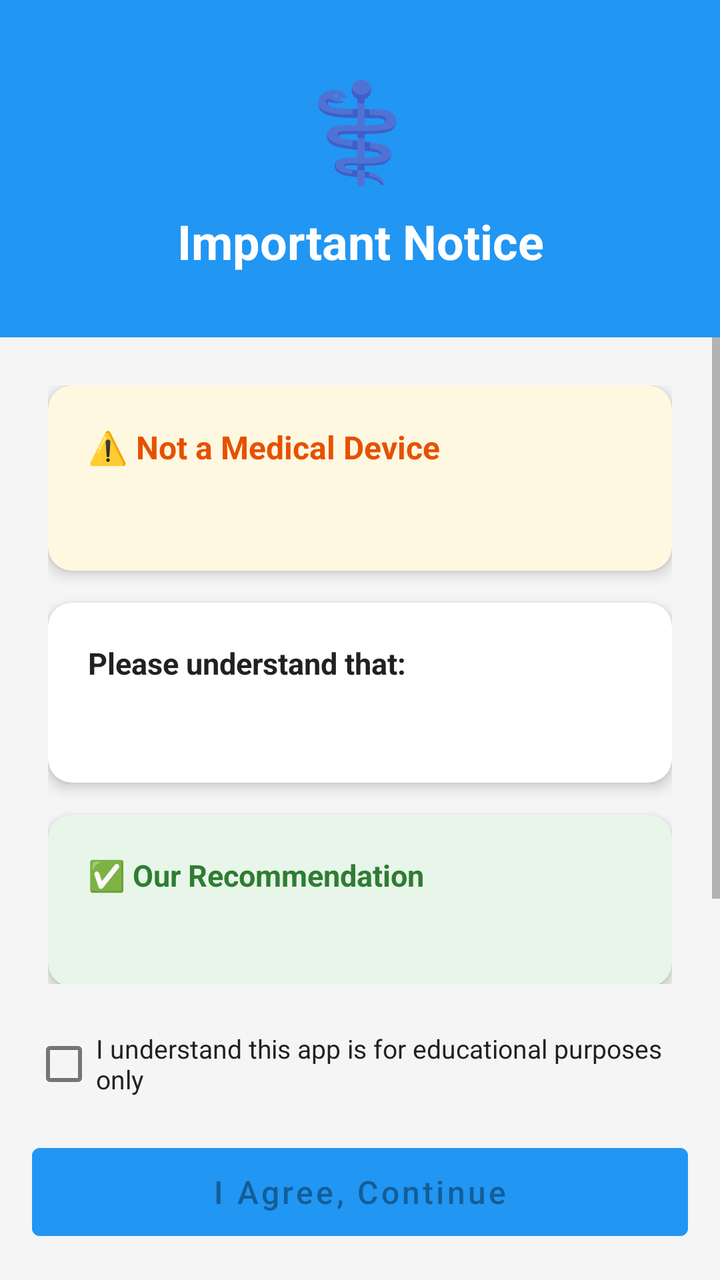
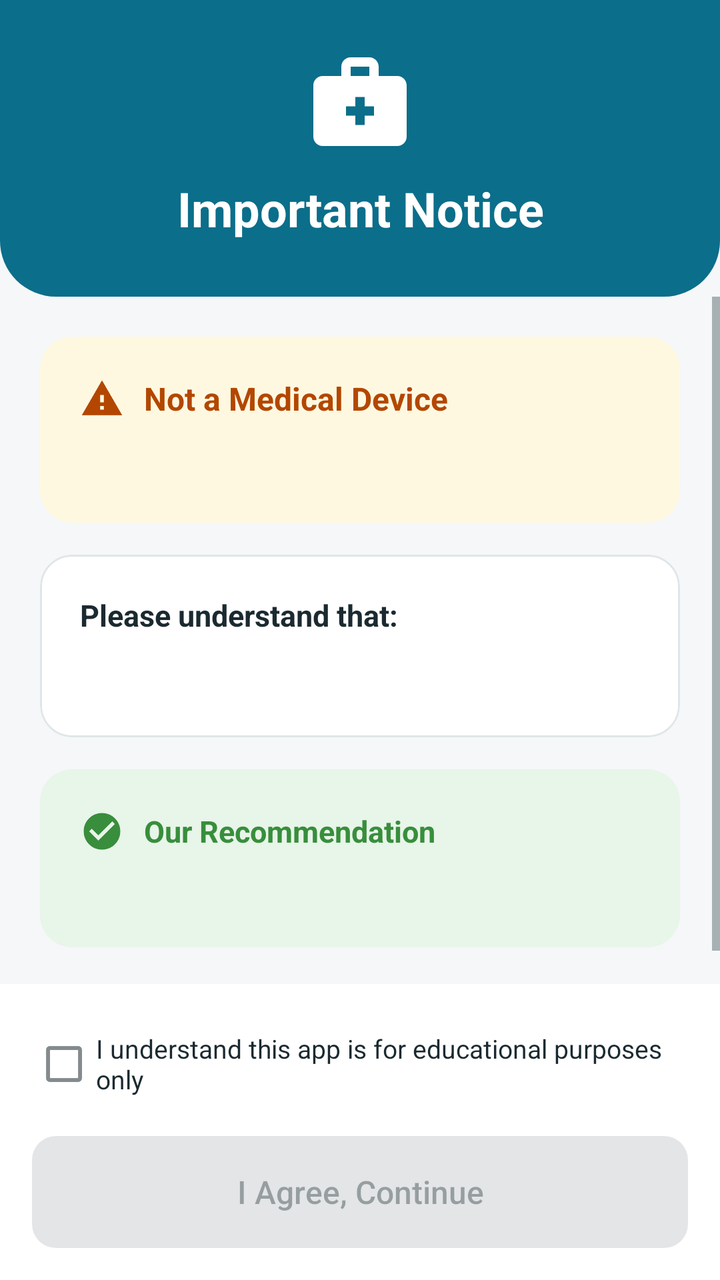

Compare the two renders of this Android layout. The source of the first and the diff that turns it into the second are given below.
<!-- AndroidManifest.xml: application theme Theme.DentalScanAI -->
<!-- res/layout/activity_disclaimer.xml -->
<?xml version="1.0" encoding="utf-8"?>
<LinearLayout
    xmlns:android="http://schemas.android.com/apk/res/android"
    android:layout_width="match_parent"
    android:layout_height="match_parent"
    android:orientation="vertical"
    android:background="@color/background_light">

    
    <LinearLayout
        android:layout_width="match_parent"
        android:layout_height="wrap_content"
        android:orientation="vertical"
        android:gravity="center"
        android:padding="32dp"
        android:background="@color/primary">

        <TextView
            android:layout_width="wrap_content"
            android:layout_height="wrap_content"
            android:text="⚕️"
            android:textSize="48sp"
            android:layout_marginBottom="8dp"/>

        <TextView
            android:id="@+id/disclaimerTitle"
            android:layout_width="wrap_content"
            android:layout_height="wrap_content"
            android:text="Important Notice"
            android:textSize="24sp"
            android:textStyle="bold"
            android:textColor="@color/white"
            android:gravity="center"/>

    </LinearLayout>

    
    <ScrollView
        android:layout_width="match_parent"
        android:layout_height="0dp"
        android:layout_weight="1">

        <LinearLayout
            android:layout_width="match_parent"
            android:layout_height="wrap_content"
            android:orientation="vertical"
            android:padding="24dp">

            
            <androidx.cardview.widget.CardView
                xmlns:app="http://schemas.android.com/apk/res-auto"
                android:layout_width="match_parent"
                android:layout_height="wrap_content"
                android:layout_marginBottom="16dp"
                app:cardCornerRadius="12dp"
                app:cardElevation="4dp"
                app:cardBackgroundColor="#FFF8E1">

                <LinearLayout
                    android:layout_width="match_parent"
                    android:layout_height="wrap_content"
                    android:orientation="vertical"
                    android:padding="20dp">

                    <TextView
                        android:layout_width="wrap_content"
                        android:layout_height="wrap_content"
                        android:text="⚠️ Not a Medical Device"
                        android:textSize="16sp"
                        android:textStyle="bold"
                        android:textColor="#E65100"
                        android:layout_marginBottom="12dp"/>

                    <TextView
                        android:id="@+id/disclaimerMainText"
                        android:layout_width="match_parent"
                        android:layout_height="wrap_content"
                        android:textSize="14sp"
                        android:textColor="@color/text_primary"
                        android:lineSpacingExtra="5dp"/>

                </LinearLayout>
            </androidx.cardview.widget.CardView>

            
            <androidx.cardview.widget.CardView
                xmlns:app="http://schemas.android.com/apk/res-auto"
                android:layout_width="match_parent"
                android:layout_height="wrap_content"
                android:layout_marginBottom="16dp"
                app:cardCornerRadius="12dp"
                app:cardElevation="4dp">

                <LinearLayout
                    android:layout_width="match_parent"
                    android:layout_height="wrap_content"
                    android:orientation="vertical"
                    android:padding="20dp">

                    <TextView
                        android:id="@+id/disclaimerPointsTitle"
                        android:layout_width="wrap_content"
                        android:layout_height="wrap_content"
                        android:text="Please understand that:"
                        android:textSize="15sp"
                        android:textStyle="bold"
                        android:textColor="@color/text_primary"
                        android:layout_marginBottom="12dp"/>

                    <TextView
                        android:id="@+id/disclaimerPoints"
                        android:layout_width="match_parent"
                        android:layout_height="wrap_content"
                        android:textSize="13sp"
                        android:textColor="@color/text_primary"
                        android:lineSpacingExtra="6dp"/>

                </LinearLayout>
            </androidx.cardview.widget.CardView>

            
            <androidx.cardview.widget.CardView
                xmlns:app="http://schemas.android.com/apk/res-auto"
                android:layout_width="match_parent"
                android:layout_height="wrap_content"
                android:layout_marginBottom="24dp"
                app:cardCornerRadius="12dp"
                app:cardElevation="4dp"
                app:cardBackgroundColor="#E8F5E9">

                <LinearLayout
                    android:layout_width="match_parent"
                    android:layout_height="wrap_content"
                    android:orientation="vertical"
                    android:padding="20dp">

                    <TextView
                        android:layout_width="wrap_content"
                        android:layout_height="wrap_content"
                        android:text="✅ Our Recommendation"
                        android:textSize="15sp"
                        android:textStyle="bold"
                        android:textColor="#2E7D32"
                        android:layout_marginBottom="8dp"/>

                    <TextView
                        android:id="@+id/disclaimerRecommendation"
                        android:layout_width="match_parent"
                        android:layout_height="wrap_content"
                        android:textSize="13sp"
                        android:textColor="@color/text_primary"
                        android:lineSpacingExtra="5dp"/>

                </LinearLayout>
            </androidx.cardview.widget.CardView>

        </LinearLayout>
    </ScrollView>

    
    <LinearLayout
        android:layout_width="match_parent"
        android:layout_height="wrap_content"
        android:orientation="vertical"
        android:padding="16dp"
        android:background="@color/background_light">

        <CheckBox
            android:id="@+id/checkboxAgree"
            android:layout_width="match_parent"
            android:layout_height="wrap_content"
            android:text="I understand this app is for educational purposes only"
            android:textSize="13sp"
            android:textColor="@color/text_primary"
            android:layout_marginBottom="12dp"/>

        <Button
            android:id="@+id/btnAgree"
            android:layout_width="match_parent"
            android:layout_height="56dp"
            android:text="I Agree, Continue"
            android:textSize="16sp"
            android:textAllCaps="false"
            android:backgroundTint="@color/primary"
            android:enabled="false"/>

    </LinearLayout>

</LinearLayout>
<!-- resources referenced by this layout -->
<resources>
  <color name="background_light">#F5F5F5</color>
  <color name="primary">#2196F3</color>
  <color name="text_primary">#212121</color>
  <style name="Theme.DentalScanAI" parent="Theme.MaterialComponents.DayNight.DarkActionBar">
          <item name="colorPrimary">@color/primary</item>
          <item name="colorPrimaryVariant">@color/primary_dark</item>
          <item name="colorOnPrimary">@color/white</item>
          <item name="colorSecondary">@color/secondary</item>
          <item name="colorOnSecondary">@color/black</item>
          <item name="android:statusBarColor">@color/primary_dark</item>
          <item name="android:windowBackground">@color/background_light</item>
          <item name="android:textColorPrimary">@color/text_primary</item>
          <item name="android:textColorSecondary">@color/text_secondary</item>
          <item name="editTextColor">@color/text_primary</item>
          <item name="android:editTextColor">@color/text_primary</item>
      </style>
  <color name="primary_dark">#1976D2</color>
  <color name="secondary">#00BCD4</color>
  <color name="black">#000000</color>
  <color name="text_secondary">#757575</color>
  <!-- unchanged entries left out for length: 1 -->
</resources>

<!-- the commit's change to res/layout/activity_disclaimer.xml (unified diff, before → after) -->
@@ -1,36 +1,41 @@
 <?xml version="1.0" encoding="utf-8"?>
 <LinearLayout
     xmlns:android="http://schemas.android.com/apk/res/android"
+    xmlns:app="http://schemas.android.com/apk/res-auto"
     android:layout_width="match_parent"
     android:layout_height="match_parent"
-    android:orientation="vertical"
-    android:background="@color/background_light">
+    android:background="@color/background_light"
+    android:orientation="vertical">
 
     
     <LinearLayout
         android:layout_width="match_parent"
         android:layout_height="wrap_content"
+        android:background="@drawable/bg_header"
+        android:gravity="center"
         android:orientation="vertical"
-        android:gravity="center"
-        android:padding="32dp"
-        android:background="@color/primary">
-
-        <TextView
-            android:layout_width="wrap_content"
-            android:layout_height="wrap_content"
-            android:text="⚕️"
-            android:textSize="48sp"
-            android:layout_marginBottom="8dp"/>
+        android:paddingStart="24dp"
+        android:paddingTop="24dp"
+        android:paddingEnd="24dp"
+        android:paddingBottom="28dp">
+
+        <ImageView
+            android:layout_width="56dp"
+            android:layout_height="56dp"
+            android:layout_marginBottom="8dp"
+            android:contentDescription="@null"
+            android:src="@drawable/ic_medical_services"
+            app:tint="@color/white"/>
 
         <TextView
             android:id="@+id/disclaimerTitle"
             android:layout_width="wrap_content"
             android:layout_height="wrap_content"
+            android:gravity="center"
             android:text="Important Notice"
+            android:textColor="@color/white"
             android:textSize="24sp"
-            android:textStyle="bold"
-            android:textColor="@color/white"
-            android:gravity="center"/>
+            android:textStyle="bold"/>
 
     </LinearLayout>
 
@@ -44,17 +49,16 @@
             android:layout_width="match_parent"
             android:layout_height="wrap_content"
             android:orientation="vertical"
-            android:padding="24dp">
+            android:padding="20dp">
 
             
-            <androidx.cardview.widget.CardView
-                xmlns:app="http://schemas.android.com/apk/res-auto"
+            <com.google.android.material.card.MaterialCardView
+                style="@style/Widget.App.Card"
                 android:layout_width="match_parent"
                 android:layout_height="wrap_content"
                 android:layout_marginBottom="16dp"
-                app:cardCornerRadius="12dp"
-                app:cardElevation="4dp"
-                app:cardBackgroundColor="#FFF8E1">
+                app:cardBackgroundColor="@color/notice_bg"
+                app:strokeWidth="0dp">
 
                 <LinearLayout
                     android:layout_width="match_parent"
@@ -62,34 +66,47 @@
                     android:orientation="vertical"
                     android:padding="20dp">
 
-                    <TextView
-                        android:layout_width="wrap_content"
-                        android:layout_height="wrap_content"
-                        android:text="⚠️ Not a Medical Device"
-                        android:textSize="16sp"
-                        android:textStyle="bold"
-                        android:textColor="#E65100"
-                        android:layout_marginBottom="12dp"/>
+                    <LinearLayout
+                        android:layout_width="match_parent"
+                        android:layout_height="wrap_content"
+                        android:layout_marginBottom="12dp"
+                        android:gravity="center_vertical"
+                        android:orientation="horizontal">
+
+                        <ImageView
+                            android:layout_width="22dp"
+                            android:layout_height="22dp"
+                            android:layout_marginEnd="10dp"
+                            android:contentDescription="@null"
+                            android:src="@drawable/ic_warning"
+                            app:tint="@color/notice_fg"/>
+
+                        <TextView
+                            android:layout_width="wrap_content"
+                            android:layout_height="wrap_content"
+                            android:text="Not a Medical Device"
+                            android:textColor="@color/notice_fg"
+                            android:textSize="16sp"
+                            android:textStyle="bold"/>
+
+                    </LinearLayout>
 
                     <TextView
                         android:id="@+id/disclaimerMainText"
                         android:layout_width="match_parent"
                         android:layout_height="wrap_content"
-                        android:textSize="14sp"
-                        android:textColor="@color/text_primary"
+                        android:textAppearance="@style/TextAppearance.App.Body"
                         android:lineSpacingExtra="5dp"/>
 
                 </LinearLayout>
-            </androidx.cardview.widget.CardView>
+            </com.google.android.material.card.MaterialCardView>
 
             
-            <androidx.cardview.widget.CardView
-                xmlns:app="http://schemas.android.com/apk/res-auto"
+            <com.google.android.material.card.MaterialCardView
+                style="@style/Widget.App.Card"
                 android:layout_width="match_parent"
                 android:layout_height="wrap_content"
-                android:layout_marginBottom="16dp"
-                app:cardCornerRadius="12dp"
-                app:cardElevation="4dp">
+                android:layout_marginBottom="16dp">
 
                 <LinearLayout
                     android:layout_width="match_parent"
@@ -101,32 +118,29 @@
                         android:id="@+id/disclaimerPointsTitle"
                         android:layout_width="wrap_content"
                         android:layout_height="wrap_content"
+                        android:layout_marginBottom="12dp"
                         android:text="Please understand that:"
-                        android:textSize="15sp"
-                        android:textStyle="bold"
-                        android:textColor="@color/text_primary"
-                        android:layout_marginBottom="12dp"/>
+                        android:textAppearance="@style/TextAppearance.App.Title"
+                        android:textSize="15sp"/>
 
                     <TextView
                         android:id="@+id/disclaimerPoints"
                         android:layout_width="match_parent"
                         android:layout_height="wrap_content"
-                        android:textSize="13sp"
-                        android:textColor="@color/text_primary"
-                        android:lineSpacingExtra="6dp"/>
+                        android:lineSpacingExtra="6dp"
+                        android:textAppearance="@style/TextAppearance.App.Body"/>
 
                 </LinearLayout>
-            </androidx.cardview.widget.CardView>
+            </com.google.android.material.card.MaterialCardView>
 
             
-            <androidx.cardview.widget.CardView
-                xmlns:app="http://schemas.android.com/apk/res-auto"
+            <com.google.android.material.card.MaterialCardView
+                style="@style/Widget.App.Card"
                 android:layout_width="match_parent"
                 android:layout_height="wrap_content"
-                android:layout_marginBottom="24dp"
-                app:cardCornerRadius="12dp"
-                app:cardElevation="4dp"
-                app:cardBackgroundColor="#E8F5E9">
+                android:layout_marginBottom="16dp"
+                app:cardBackgroundColor="@color/healthy_bg"
+                app:strokeWidth="0dp">
 
                 <LinearLayout
                     android:layout_width="match_parent"
@@ -134,25 +148,40 @@
                     android:orientation="vertical"
                     android:padding="20dp">
 
-                    <TextView
-                        android:layout_width="wrap_content"
-                        android:layout_height="wrap_content"
-                        android:text="✅ Our Recommendation"
-                        android:textSize="15sp"
-                        android:textStyle="bold"
-                        android:textColor="#2E7D32"
-                        android:layout_marginBottom="8dp"/>
+                    <LinearLayout
+                        android:layout_width="match_parent"
+                        android:layout_height="wrap_content"
+                        android:layout_marginBottom="8dp"
+                        android:gravity="center_vertical"
+                        android:orientation="horizontal">
+
+                        <ImageView
+                            android:layout_width="22dp"
+                            android:layout_height="22dp"
+                            android:layout_marginEnd="10dp"
+                            android:contentDescription="@null"
+                            android:src="@drawable/ic_check_circle"
+                            app:tint="@color/healthy_green"/>
+
+                        <TextView
+                            android:layout_width="wrap_content"
+                            android:layout_height="wrap_content"
+                            android:text="Our Recommendation"
+                            android:textColor="@color/healthy_green"
+                            android:textSize="15sp"
+                            android:textStyle="bold"/>
+
+                    </LinearLayout>
 
                     <TextView
                         android:id="@+id/disclaimerRecommendation"
                         android:layout_width="match_parent"
                         android:layout_height="wrap_content"
-                        android:textSize="13sp"
-                        android:textColor="@color/text_primary"
-                        android:lineSpacingExtra="5dp"/>
+                        android:lineSpacingExtra="5dp"
+                        android:textAppearance="@style/TextAppearance.App.Body"/>
 
                 </LinearLayout>
-            </androidx.cardview.widget.CardView>
+            </com.google.android.material.card.MaterialCardView>
 
         </LinearLayout>
     </ScrollView>
@@ -161,28 +190,25 @@
     <LinearLayout
         android:layout_width="match_parent"
         android:layout_height="wrap_content"
+        android:background="@color/surface_white"
         android:orientation="vertical"
-        android:padding="16dp"
-        android:background="@color/background_light">
+        android:padding="16dp">
 
         <CheckBox
             android:id="@+id/checkboxAgree"
             android:layout_width="match_parent"
             android:layout_height="wrap_content"
+            android:layout_marginBottom="12dp"
             android:text="I understand this app is for educational purposes only"
-            android:textSize="13sp"
             android:textColor="@color/text_primary"
-            android:layout_marginBottom="12dp"/>
+            android:textSize="13sp"/>
 
         <Button
             android:id="@+id/btnAgree"
             android:layout_width="match_parent"
             android:layout_height="56dp"
-            android:text="I Agree, Continue"
-            android:textSize="16sp"
-            android:textAllCaps="false"
-            android:backgroundTint="@color/primary"
-            android:enabled="false"/>
+            android:enabled="false"
+            android:text="I Agree, Continue"/>
 
     </LinearLayout>
 
<!-- resource entries referenced after the edit -->
@@ -1,25 +1,157 @@
 <!-- resources referenced by this layout -->
 <resources>
-  <color name="background_light">#F5F5F5</color>
-  <color name="primary">#2196F3</color>
-  <color name="text_primary">#212121</color>
-  <style name="Theme.DentalScanAI" parent="Theme.MaterialComponents.DayNight.DarkActionBar">
+  <color name="background_light">#F5F7F8</color>
+  <color name="healthy_bg">#E8F5E9</color>
+  <color name="healthy_green">#388E3C</color>
+  <color name="notice_bg">#FFF8E1</color>
+  <color name="notice_fg">#B34700</color>
+  <color name="surface_white">#FFFFFF</color>
+  <color name="primary">#0B6E8A</color>
+  <color name="divider">#E0E6E8</color>
+  <color name="text_primary">#1B2A30</color>
+  <!-- drawable bg_header (drawable) -->
+  <?xml version="1.0" encoding="utf-8"?>
+  <shape xmlns:android="http://schemas.android.com/apk/res/android"
+      android:shape="rectangle">
+      <solid android:color="@color/primary"/>
+      <corners
+          android:bottomLeftRadius="28dp"
+          android:bottomRightRadius="28dp"/>
+  </shape>
+  <!-- drawable ic_check_circle (drawable) -->
+  <vector xmlns:android="http://schemas.android.com/apk/res/android"
+      android:width="24dp"
+      android:height="24dp"
+      android:viewportWidth="24"
+      android:viewportHeight="24"
+      android:tint="?attr/colorControlNormal">
+      <path
+          android:fillColor="#FF000000"
+          android:pathData="M12,2C6.48,2 2,6.48 2,12s4.48,10 10,10 10,-4.48 10,-10S17.52,2 12,2zM10,17l-5,-5 1.41,-1.41L10,14.17l7.59,-7.59L19,8l-9,9z"/>
+  </vector>
+  <!-- drawable ic_medical_services (drawable) -->
+  <vector xmlns:android="http://schemas.android.com/apk/res/android"
+      android:width="24dp"
+      android:height="24dp"
+      android:viewportWidth="24"
+      android:viewportHeight="24"
+      android:tint="?attr/colorControlNormal">
+      <path
+          android:fillColor="#FF000000"
+          android:fillType="evenOdd"
+          android:pathData="M20,6h-4V4c0,-1.1 -0.9,-2 -2,-2h-4c-1.1,0 -2,0.9 -2,2v2H4c-1.1,0 -2,0.9 -2,2v11c0,1.1 0.9,2 2,2h16c1.1,0 2,-0.9 2,-2V8c0,-1.1 -0.9,-2 -2,-2zM10,4h4v2h-4V4zM13,12.5h2v2h-2v2h-2v-2H9v-2h2v-2h2v2z"/>
+  </vector>
+  <!-- drawable ic_warning (drawable) -->
+  <vector xmlns:android="http://schemas.android.com/apk/res/android"
+      android:width="24dp"
+      android:height="24dp"
+      android:viewportWidth="24"
+      android:viewportHeight="24"
+      android:tint="?attr/colorControlNormal">
+      <path
+          android:fillColor="#FF000000"
+          android:pathData="M1,21h22L12,2 1,21zM13,18h-2v-2h2v2zM13,14h-2v-4h2v4z"/>
+  </vector>
+  <style name="TextAppearance.App.Body" parent="TextAppearance.MaterialComponents.Body2">
+          <item name="android:textSize">14sp</item>
+          <item name="android:textColor">@color/text_primary</item>
+          <item name="android:lineSpacingExtra">4dp</item>
+          <item name="android:letterSpacing">0</item>
+      </style>
+  <style name="TextAppearance.App.Title" parent="TextAppearance.MaterialComponents.Subtitle1">
+          <item name="android:textSize">18sp</item>
+          <item name="android:textStyle">bold</item>
+          <item name="android:textColor">@color/text_primary</item>
+          <item name="android:letterSpacing">0</item>
+      </style>
+  <style name="Widget.App.Card" parent="Widget.MaterialComponents.CardView">
+          <item name="cardCornerRadius">16dp</item>
+          <item name="cardElevation">0dp</item>
+          <item name="cardBackgroundColor">@color/surface_white</item>
+          <item name="strokeColor">@color/divider</item>
+          <item name="strokeWidth">1dp</item>
+      </style>
+  <style name="Theme.DentalScanAI" parent="Theme.MaterialComponents.DayNight.NoActionBar">
           <item name="colorPrimary">@color/primary</item>
           <item name="colorPrimaryVariant">@color/primary_dark</item>
           <item name="colorOnPrimary">@color/white</item>
           <item name="colorSecondary">@color/secondary</item>
-          <item name="colorOnSecondary">@color/black</item>
-          <item name="android:statusBarColor">@color/primary_dark</item>
+          <item name="colorSecondaryVariant">@color/secondary_dark</item>
+          <item name="colorOnSecondary">@color/white</item>
+          <item name="colorSurface">@color/surface_white</item>
+          <item name="colorOnSurface">@color/text_primary</item>
+          <item name="colorError">@color/caries_red</item>
+          <item name="android:colorBackground">@color/background_light</item>
           <item name="android:windowBackground">@color/background_light</item>
+          <item name="android:statusBarColor">@color/primary</item>
+          <item name="android:windowLightStatusBar">false</item>
           <item name="android:textColorPrimary">@color/text_primary</item>
           <item name="android:textColorSecondary">@color/text_secondary</item>
           <item name="editTextColor">@color/text_primary</item>
           <item name="android:editTextColor">@color/text_primary</item>
+  
+          
+          <item name="android:windowAnimationStyle">@style/Animation.App.Activity</item>
+  
+          
+          <item name="materialButtonStyle">@style/Widget.App.Button.Primary</item>
+          <item name="materialButtonOutlinedStyle">@style/Widget.App.Button.Outlined</item>
+          <item name="materialCardViewStyle">@style/Widget.App.Card</item>
+          <item name="textInputStyle">@style/Widget.App.TextInputLayout</item>
+          <item name="chipStyle">@style/Widget.App.Chip</item>
       </style>
-  <color name="primary_dark">#1976D2</color>
-  <color name="secondary">#00BCD4</color>
-  <color name="black">#000000</color>
-  <color name="text_secondary">#757575</color>
+  <color name="primary_dark">#085468</color>
+  <color name="secondary">#00897B</color>
+  <color name="secondary_dark">#00695C</color>
+  <color name="caries_red">#D32F2F</color>
+  <color name="text_secondary">#5F6E75</color>
+  <style name="Animation.App.Activity" parent="@android:style/Animation.Activity">
+          <item name="android:activityOpenEnterAnimation">@anim/screen_enter_from_right</item>
+          <item name="android:activityOpenExitAnimation">@anim/screen_exit_to_left</item>
+          <item name="android:activityCloseEnterAnimation">@anim/screen_enter_from_left</item>
+          <item name="android:activityCloseExitAnimation">@anim/screen_exit_to_right</item>
+      </style>
+  <style name="Widget.App.Button.Primary" parent="Widget.MaterialComponents.Button">
+          <item name="android:minHeight">52dp</item>
+          <item name="android:textSize">16sp</item>
+          <item name="android:textAllCaps">false</item>
+          <item name="android:letterSpacing">0</item>
+          <item name="android:insetTop">0dp</item>
+          <item name="android:insetBottom">0dp</item>
+          <item name="cornerRadius">12dp</item>
+      </style>
+  <style name="Widget.App.Button.Outlined" parent="Widget.MaterialComponents.Button.OutlinedButton">
+          <item name="android:minHeight">52dp</item>
+          <item name="android:textSize">16sp</item>
+          <item name="android:textAllCaps">false</item>
+          <item name="android:letterSpacing">0</item>
+          <item name="android:insetTop">0dp</item>
+          <item name="android:insetBottom">0dp</item>
+          <item name="cornerRadius">12dp</item>
+          <item name="strokeColor">@color/primary</item>
+          <item name="strokeWidth">1dp</item>
+      </style>
+  <style name="Widget.App.TextInputLayout" parent="Widget.MaterialComponents.TextInputLayout.OutlinedBox">
+          <item name="boxCornerRadiusTopStart">12dp</item>
+          <item name="boxCornerRadiusTopEnd">12dp</item>
+          <item name="boxCornerRadiusBottomStart">12dp</item>
+          <item name="boxCornerRadiusBottomEnd">12dp</item>
+      </style>
+  <style name="Widget.App.Chip" parent="Widget.MaterialComponents.Chip.Action">
+          <item name="android:textAppearance">@style/TextAppearance.App.Caption</item>
+          <item name="android:textColor">@color/text_primary</item>
+          <item name="chipBackgroundColor">@color/surface_variant</item>
+          <item name="chipStrokeColor">@color/divider</item>
+          <item name="chipStrokeWidth">1dp</item>
+          <item name="chipMinHeight">28dp</item>
+          <item name="ensureMinTouchTargetSize">false</item>
+      </style>
+  <style name="TextAppearance.App.Caption" parent="TextAppearance.MaterialComponents.Caption">
+          <item name="android:textSize">12sp</item>
+          <item name="android:textColor">@color/text_secondary</item>
+          <item name="android:letterSpacing">0</item>
+      </style>
+  <color name="surface_variant">#EEF3F5</color>
   <!-- unchanged entries left out for length: 1 -->
 </resources>
 
